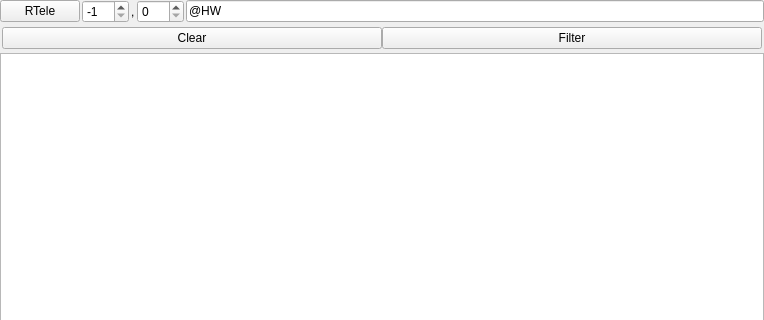
First picture: the form in Lib/AppWidgets/Agent_Cmd_Log_Form.ui, repository break11/AutoStorage, before the edit; both pictures show x 0 to 764 and y 0 to 320 of the 764 by 514 pixel window.
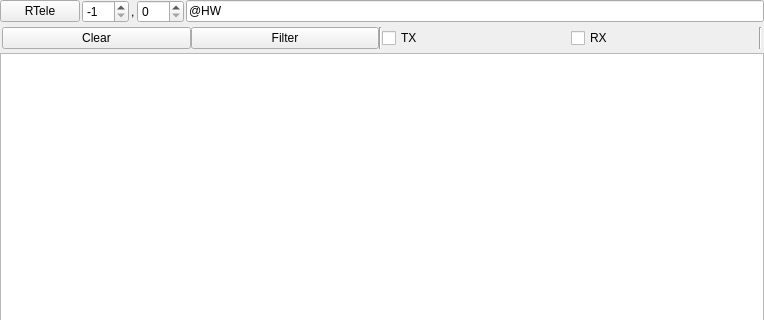
Second picture: the form after the edit.

The edit to the form file:
```diff
--- a/Lib/AppWidgets/Agent_Cmd_Log_Form.ui
+++ b/Lib/AppWidgets/Agent_Cmd_Log_Form.ui
@@ -130,6 +130,34 @@
         </property>
        </widget>
       </item>
+      <item>
+       <widget class="Line" name="line">
+        <property name="orientation">
+         <enum>Qt::Vertical</enum>
+        </property>
+       </widget>
+      </item>
+      <item>
+       <widget class="QCheckBox" name="cbTX">
+        <property name="text">
+         <string>TX</string>
+        </property>
+       </widget>
+      </item>
+      <item>
+       <widget class="QCheckBox" name="cbRX">
+        <property name="text">
+         <string>RX</string>
+        </property>
+       </widget>
+      </item>
+      <item>
+       <widget class="Line" name="line_2">
+        <property name="orientation">
+         <enum>Qt::Vertical</enum>
+        </property>
+       </widget>
+      </item>
      </layout>
     </widget>
    </item>
```
